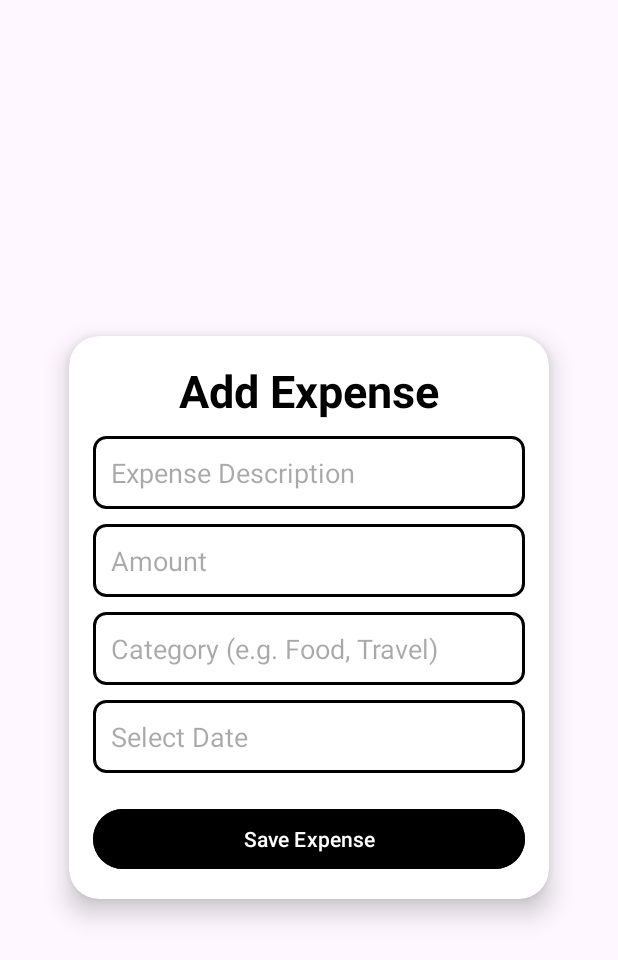
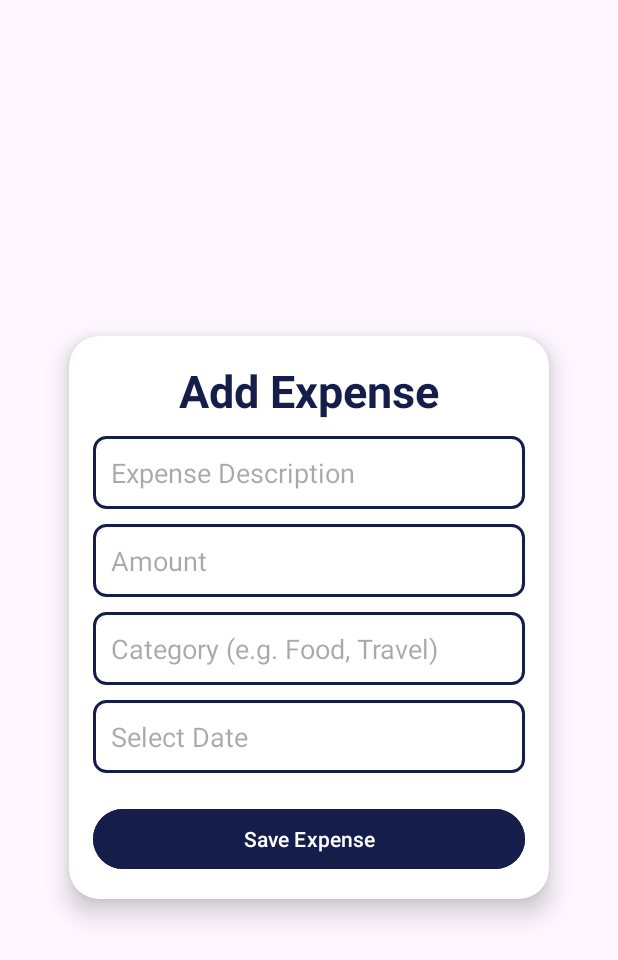
Before and after one commit to miti404/OOP_Lab_Project, an Android app: the screen it shows after launch (AddExpenseActivity), after a tap on "Add Expense", on a phone screen of 412 x 824 dp. Shown: the top 960 px of the screen. Run offline under Robolectric (Android 15) with nearby library versions, the phone set to English and light mode, and no system bars.

Commit message:
project code updated

```diff
--- a/app/src/main/AndroidManifest.xml
+++ b/app/src/main/AndroidManifest.xml
@@ -13,7 +13,7 @@
         android:theme="@style/Theme.ExpenseTracker"
         tools:targetApi="31">
         <activity
-            android:name=".MainActivity"
+            android:name=".SplashActivity"
             android:exported="true">
             <intent-filter>
                 <action android:name="android.intent.action.MAIN" />
@@ -21,8 +21,10 @@
                 <category android:name="android.intent.category.LAUNCHER" />
             </intent-filter>
         </activity>
+        <activity
+            android:name=".MainActivity">
+        </activity>
         <activity android:name=".AddExpenseActivity" />
-
     </application>
 
 </manifest>
--- a/app/src/main/java/com/example/expensetracker/AddExpenseActivity.java
+++ b/app/src/main/java/com/example/expensetracker/AddExpenseActivity.java
@@ -10,6 +10,7 @@ import android.widget.DatePicker;
 import android.widget.EditText;
 import android.widget.Toast;
 
+import androidx.activity.EdgeToEdge;
 import androidx.appcompat.app.AppCompatActivity;
 
 import java.util.Calendar;
@@ -21,6 +22,7 @@ public class AddExpenseActivity extends AppCompatActivity {
 
     @Override
 protected void onCreate(Bundle savedInstanceState) {
+        EdgeToEdge.enable(this);
         super.onCreate(savedInstanceState);
         setContentView(R.layout.add_expense);
 
@@ -39,6 +41,7 @@ protected void onCreate(Bundle savedInstanceState) {
 
         DatePickerDialog datePickerDialog = new DatePickerDialog(
                 AddExpenseActivity.this,
+                //callback function to set user input date
                 (DatePicker view, int selectedYear, int selectedMonth, int selectedDay) -> {
                     String Day = "";
                     if(selectedDay>0 && selectedDay<=9){
@@ -104,7 +107,8 @@ public void saveExpense() {
         } else {
             Toast.makeText(this, "Error saving expense", Toast.LENGTH_SHORT).show();
         }
-    } else {
+    }
+    else {
         if (dbHelper.updateExpense(expenseId, description, amount, category, date)) {
             Toast.makeText(this, "Expense updated", Toast.LENGTH_SHORT).show();
             finish();
--- a/app/src/main/java/com/example/expensetracker/DatabaseHelper.java
+++ b/app/src/main/java/com/example/expensetracker/DatabaseHelper.java
@@ -66,7 +66,7 @@ public class DatabaseHelper extends SQLiteOpenHelper {
         Cursor cursor = db.rawQuery("SELECT SUM(" + COL_AMOUNT + ") FROM " + TABLE_EXPENSES, null);
         cursor.moveToFirst();
         double total = cursor.getDouble(0);
-        cursor.close();
+        cursor.close(); //storage ta free korram
         return total;
     }
 
--- a/app/src/main/java/com/example/expensetracker/MainActivity.java
+++ b/app/src/main/java/com/example/expensetracker/MainActivity.java
@@ -60,21 +60,24 @@ public class MainActivity extends AppCompatActivity {
                 R.id.expenseDate
         };
 
-        // Reuse the adapter if it exists, otherwise create a new one
+
         if (expensesList.getAdapter() == null) {
             SimpleCursorAdapter adapter = new SimpleCursorAdapter(this, R.layout.item_layout, cursor, columns, to, 0) {
                 @Override
                 public View getView(int position, View convertView, ViewGroup parent) {
                     View view = super.getView(position, convertView, parent);
+
                     Button deleteButton = view.findViewById(R.id.deleteButton);
                     Button editButton = view.findViewById(R.id.editButton);
+
                     deleteButton.setOnClickListener(v -> {
                         Cursor c = (Cursor) getItem(position);
                         int expenseId = c.getInt(c.getColumnIndexOrThrow(DatabaseHelper.COL_ID));
                         if (dbHelper.deleteExpense(expenseId)) {
                             Toast.makeText(MainActivity.this, "Expense deleted", Toast.LENGTH_SHORT).show();
                             fetchExpenseList();
-                        } else {
+                        }
+                        else {
                             Toast.makeText(MainActivity.this, "Error deleting expense", Toast.LENGTH_SHORT).show();
                         }
                     });
@@ -83,7 +86,7 @@ public class MainActivity extends AppCompatActivity {
                         Cursor c = (Cursor) getItem(position);
                         int expenseId = c.getInt(c.getColumnIndexOrThrow(DatabaseHelper.COL_ID));
                         Intent intent = new Intent(MainActivity.this, AddExpenseActivity.class);
-                        intent.putExtra("EXPENSE_ID", expenseId);
+                        intent.putExtra("EXPENSE_ID", expenseId); //passing id from main activity to AddExpense activity
                         startActivity(intent);
                     });
 
@@ -92,17 +95,18 @@ public class MainActivity extends AppCompatActivity {
             };
             expensesList.setAdapter(adapter);
         } else {
-            // Update the existing adapter's cursor
+            // Update the existing adapter's cursor (for db change)
             ((SimpleCursorAdapter) expensesList.getAdapter()).swapCursor(cursor);
         }
     }
 
     @Override
     protected void onResume() {
-        super.onResume();
+        super.onResume(); //restart the prev activity
         fetchExpenseList();
     }
 
+    //Add button
     public void gotoAddPage(View view) {
         Intent intent = new Intent(this, AddExpenseActivity.class);
         startActivity(intent);
--- /dev/null
+++ b/app/src/main/java/com/example/expensetracker/SplashActivity.java
@@ -0,0 +1,44 @@
+package com.example.expensetracker;
+
+import android.content.Intent;
+import android.os.Bundle;
+
+import androidx.activity.EdgeToEdge;
+import androidx.appcompat.app.AppCompatActivity;
+
+public class SplashActivity extends AppCompatActivity {
+
+    @Override
+    protected void onCreate(Bundle savedInstanceState) {
+
+        super.onCreate(savedInstanceState);
+        EdgeToEdge.enable(this);
+        setContentView(R.layout.splash_screen);
+
+        Thread thread = new Thread()
+        {
+            @Override
+            public void run()
+            {
+                try
+                {
+                    sleep(2500);
+                }
+                catch (Exception e)
+                {
+                    e.printStackTrace();
+                }
+                finally
+                {
+                    Intent intent = new Intent(SplashActivity.this, MainActivity.class);
+                    startActivity(intent);
+                    finish();
+                }
+            }
+        };
+
+        thread.start();
+
+
+    }
+}
--- a/app/src/main/res/drawable/custom.xml
+++ b/app/src/main/res/drawable/custom.xml
@@ -5,7 +5,7 @@
             <!-- Border properties -->
             <stroke
                 android:width="2dp"
-                android:color="@color/black" />
+                android:color="@color/purple" />
             <!-- Corner radius -->
             <corners android:radius="8dp" />
             <!-- Background color inside the border -->
--- a/app/src/main/res/layout/activity_main.xml
+++ b/app/src/main/res/layout/activity_main.xml
@@ -11,7 +11,7 @@
         android:text="Total Expense: 0.0 Taka"
         android:textSize="25sp"
         android:layout_marginTop="50dp"
-
+        android:textColor="@color/purple"
         android:textStyle="bold"
         android:textAlignment="center"
         android:layout_alignParentTop="true"
@@ -35,5 +35,5 @@
         android:layout_marginBottom="50dp"
         android:layout_alignParentBottom="true"
         android:layout_centerHorizontal="true"
-        android:backgroundTint="@color/black"/>
+        android:backgroundTint="@color/purple"/>
 </RelativeLayout>
--- a/app/src/main/res/layout/add_expense.xml
+++ b/app/src/main/res/layout/add_expense.xml
@@ -28,7 +28,7 @@
                 android:textSize="30sp"
                 android:textAlignment="center"
                 android:textStyle="bold"
-                android:textColor="@color/black"/>
+                android:textColor="@color/purple"/>
 
             <EditText
                 android:id="@+id/descriptionInput"
@@ -83,7 +83,7 @@
                 android:layout_height="wrap_content"
                 android:text="Save Expense"
                 android:layout_marginTop="20dp"
-                android:backgroundTint="@color/black"
+                android:backgroundTint="@color/purple"
                 android:textColor="@android:color/white" />
 
         </LinearLayout>
--- a/app/src/main/res/layout/item_layout.xml
+++ b/app/src/main/res/layout/item_layout.xml
@@ -99,7 +99,7 @@
         android:layout_height="wrap_content"
         android:text="Edit"
         android:layout_gravity="center_vertical"
-        android:backgroundTint="@color/black"
+        android:backgroundTint="@color/purple"
         android:textColor="@android:color/white"
         android:layout_marginRight="1dp"/>
 
@@ -110,7 +110,7 @@
         android:layout_height="wrap_content"
         android:text="Delete"
         android:layout_gravity="center_vertical"
-        android:backgroundTint="@color/black"
+        android:backgroundTint="@color/purple"
         android:textColor="@android:color/white"
         android:layout_marginLeft="1dp"/>
 
--- a/app/src/main/res/values/colors.xml
+++ b/app/src/main/res/values/colors.xml
@@ -2,5 +2,6 @@
 <resources>
     <color name="black">#FF000000</color>
     <color name="white">#FFFFFFFF</color>
-    <color name="purple">#800080</color>
+    <color name="purple">#151D4B</color>
+
 </resources>
```
Also changed, not shown: app/src/main/res/layout/splash_screen.xml (added, +35 -0 lines), app/src/main/res/drawable/splash_screen_bg.jpg (added). Lines whose indentation alone changed are shown as unchanged.
